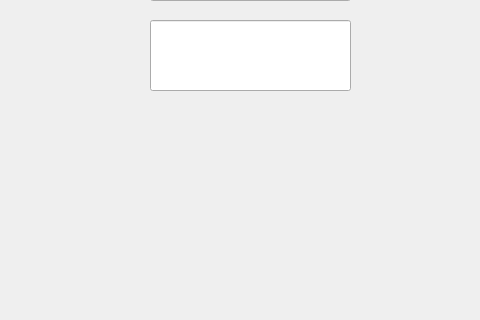
Before: the Qt Designer form Qt/QWidget_5/widget.ui in shilinnull/codePractice, drawn with Qt 5; both pictures show x 0 to 480 and y 280 to 600 of the 800 by 600 pixel window.
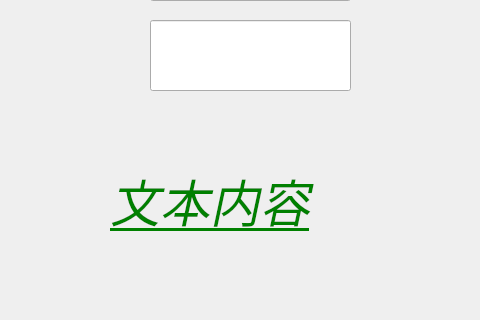
After: the same form once the commit is applied.

What changed in the file:
```diff
--- a/Qt/QWidget_5/widget.ui
+++ b/Qt/QWidget_5/widget.ui
@@ -65,6 +65,27 @@
     <enum>Qt::ClickFocus</enum>
    </property>
   </widget>
+  <widget class="QLabel" name="label">
+   <property name="geometry">
+    <rect>
+     <x>110</x>
+     <y>420</y>
+     <width>251</width>
+     <height>121</height>
+    </rect>
+   </property>
+   <property name="styleSheet">
+    <string notr="true">font-family: '微软雅黑';
+font-size: 50px;
+font-style: italic;
+text-decoration: underline;
+color: green;
+</string>
+   </property>
+   <property name="text">
+    <string>文本内容</string>
+   </property>
+  </widget>
  </widget>
  <resources/>
  <connections/>
```
